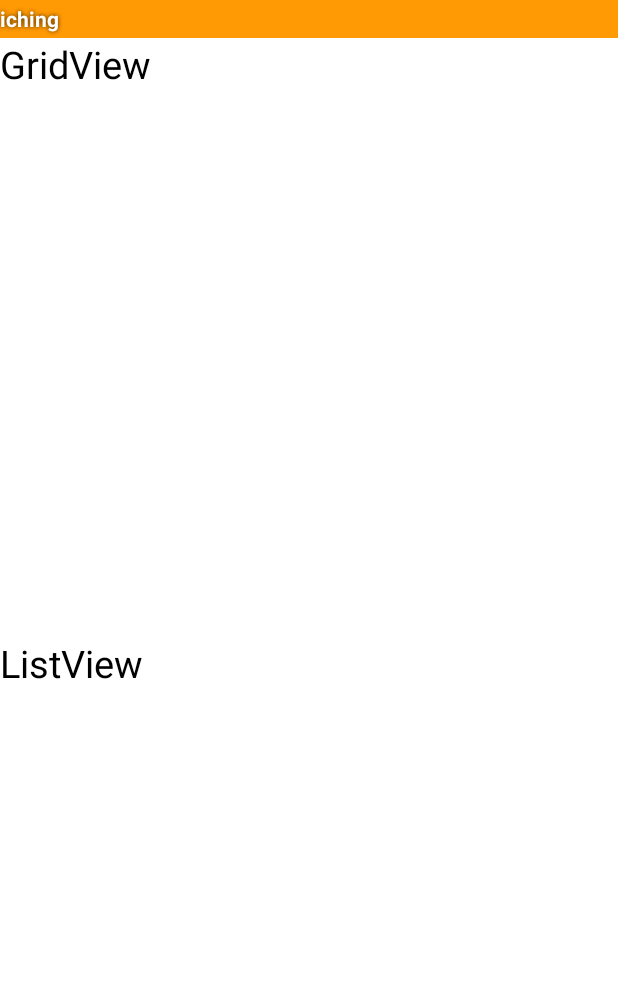
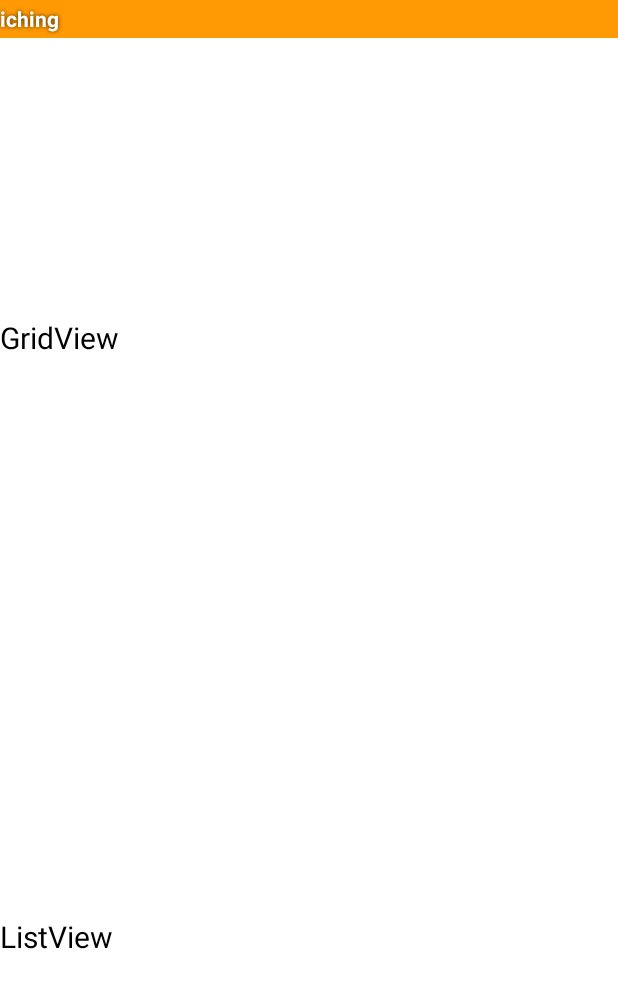
Before and after one commit to chens42/iching, an Android app: the layout switch_gridview_listview_dialog.xml on its own in the app's theme, with its tools: preview values and no code run, on a phone screen of 412 x 824 dp. Shown: the top 988 px of the screen. Run offline under Robolectric (Android 15) with nearby library versions, the phone set to English and light mode, and no system bars.

Commit message:
init commit

```diff
--- a/iching/app/src/main/java/com/example/iching/app/activity/IChingBaseActivity.java
+++ b/iching/app/src/main/java/com/example/iching/app/activity/IChingBaseActivity.java
@@ -2,7 +2,6 @@ package com.example.iching.app.activity;
 
 import android.app.Activity;
 
-import com.example.iching.app.R;
 import com.example.iching.app.service.MusicControl;
 
 public abstract class IChingBaseActivity extends Activity {
@@ -15,7 +14,7 @@ public abstract class IChingBaseActivity extends Activity {
     @Override
     protected void onResume() {
         super.onResume();
-        MusicControl.resume(this, R.raw.bg);
+//        MusicControl.resume(this, R.raw.bg);
 
     }
 
--- a/iching/app/src/main/java/com/example/iching/app/activity/MainActivity.java
+++ b/iching/app/src/main/java/com/example/iching/app/activity/MainActivity.java
@@ -25,7 +25,7 @@ public class MainActivity extends IChingBaseActivity implements Animation.Animat
         setContentView(R.layout.activity_main);
 
 
-        MusicControl.play(getApplicationContext(),R.raw.bg);
+        MusicControl.play(getApplicationContext(), R.raw.bg);
 
         animRotate = AnimationUtils.loadAnimation(getApplicationContext(), R.anim.logo_spin);
         icon = (ImageView) findViewById(R.id.icon);
@@ -39,7 +39,8 @@ public class MainActivity extends IChingBaseActivity implements Animation.Animat
             }
         });
     }
-    private void dataBaseCreate(){
+
+    private void dataBaseCreate() {
         DatabaseHelper helper = new DatabaseHelper(getApplicationContext());
 //        Hex hex = new Hex(1,);
     }
@@ -49,6 +50,7 @@ public class MainActivity extends IChingBaseActivity implements Animation.Animat
         MusicControl.stop(this);
         super.finish();
     }
+
     @Override
     public boolean onCreateOptionsMenu(Menu menu) {
         getMenuInflater().inflate(R.menu.main, menu);
--- a/iching/app/src/main/java/com/example/iching/app/db/DatabaseHelper.java
+++ b/iching/app/src/main/java/com/example/iching/app/db/DatabaseHelper.java
@@ -2,6 +2,7 @@ package com.example.iching.app.db;
 
 import android.content.Context;
 import android.database.sqlite.SQLiteDatabase;
+
 import com.example.iching.app.model.Hex;
 import com.j256.ormlite.android.apptools.OrmLiteSqliteOpenHelper;
 import com.j256.ormlite.dao.RuntimeExceptionDao;
@@ -20,7 +21,6 @@ public class DatabaseHelper extends OrmLiteSqliteOpenHelper {
         super(context, DATABASE_NAME, null, DATABASE_VERSION);
     }
 
-
     @Override
     public void onCreate(SQLiteDatabase sqLiteDatabase, ConnectionSource connectionSource) {
         try {
@@ -32,7 +32,6 @@ public class DatabaseHelper extends OrmLiteSqliteOpenHelper {
 
     @Override
     public void onUpgrade(SQLiteDatabase sqLiteDatabase, ConnectionSource connectionSource, int i, int i2) {
-
     }
 
     public RuntimeExceptionDao<Hex, Long> getPostDAO() {
--- a/iching/app/src/main/res/layout/hexagrams.xml
+++ b/iching/app/src/main/res/layout/hexagrams.xml
@@ -17,5 +17,5 @@
         android:layout_width="match_parent"
         android:layout_height="match_parent"
         android:id="@+id/hexagramsDisplayListView"
-        android:visibility="gone" />
+        android:visibility="gone"/>
 </LinearLayout>
--- a/iching/app/src/main/res/layout/switch_gridview_listview_dialog.xml
+++ b/iching/app/src/main/res/layout/switch_gridview_listview_dialog.xml
@@ -5,16 +5,16 @@
     android:layout_width="match_parent"
     android:layout_height="match_parent"
     android:background="#ffffff"
-    android:divider="@color/black">
+>
 
     <TextView
-        android:id="@+id/gridview"
-        android:text="GridView"
-        style="@style/dialog_content_textview" />
+        android:id="@+id/gridViewDisplay"
+        android:text="@string/dialog_gridView_indicator"
+        style="@style/dialog_content_textView" />
 
     <TextView
-        style="@style/dialog_content_textview"
-        android:text="ListView"
-        android:id="@+id/listview" />
+        style="@style/dialog_content_textView"
+        android:text="@string/dialog_listView_indicator"
+        android:id="@+id/listViewDisplay" />
 
 </LinearLayout>
--- a/iching/app/src/main/res/values/color.xml
+++ b/iching/app/src/main/res/values/color.xml
@@ -5,6 +5,6 @@
     <color name="black">#000000</color>
     <color name="dark_green">#ff006e00</color>
     <color name="title_color">#ff9904</color>
-    <color name="title_text_color">#ffffff</color>
+    <color name="white">#ffffff</color>
     <color name="dialog_text_color">#000000</color>
 </resources>
--- a/iching/app/src/main/res/values/strings.xml
+++ b/iching/app/src/main/res/values/strings.xml
@@ -4,4 +4,6 @@
     <string name="app_name">iching</string>
     <string name="welcome_string">Welcome to IChing</string>
     <string name="action_settings">Settings</string>
+    <string name="dialog_gridView_indicator">GridView</string>
+    <string name="dialog_listView_indicator">ListView</string>
 </resources>
--- a/iching/app/src/main/res/values/styles.xml
+++ b/iching/app/src/main/res/values/styles.xml
@@ -28,15 +28,16 @@
 
     <style name="title_style">
         <item name="android:background">@color/title_color</item>
-        <item name="android:textColor">@color/title_text_color</item>
+        <item name="android:textColor">@color/white</item>
     </style>
 
-    <style name="dialog_content_textview">
-        <item name="android:layout_width">match_parent</item>
-        <item name="android:layout_height">wrap_content</item>
+    <style name="dialog_content_textView">
+        <item name="android:layout_width">250dp</item>
+        <item name="android:layout_height">50dp</item>
         <item name="android:textColor">@color/dialog_text_color</item>
-        <item name="android:textSize">25sp</item>
+        <item name="android:textSize">20sp</item>
         <item name="android:layout_weight">1</item>
+        <item name="android:gravity">center_vertical</item>
     </style>
 
 </resources>
```
Also changed, not shown: iching/app/src/main/java/com/example/iching/app/activity/HexagramsActivity.java (+31 -51 lines), iching/app/src/main/java/com/example/iching/app/activity/HexagramsDisplayActivity.java (+7 -5 lines), iching/app/src/main/java/com/example/iching/app/service/MusicControl.java (+13 -24 lines), iching/app/src/main/res/layout/hexgrams_display.xml (+6 -4 lines).
